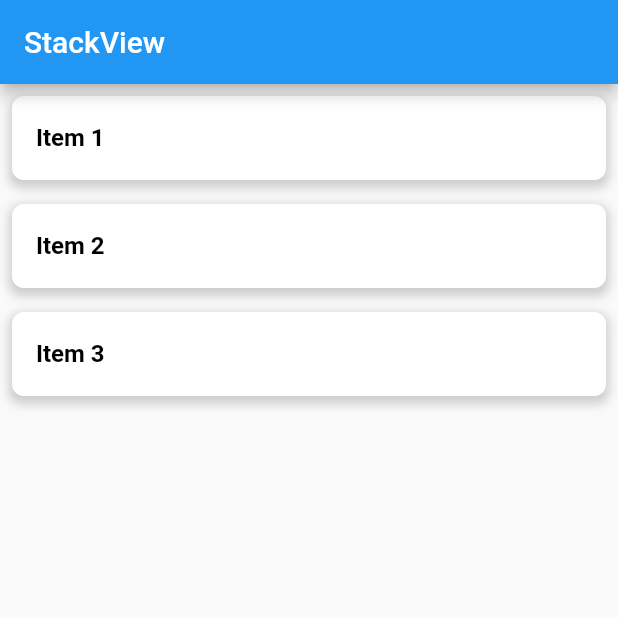
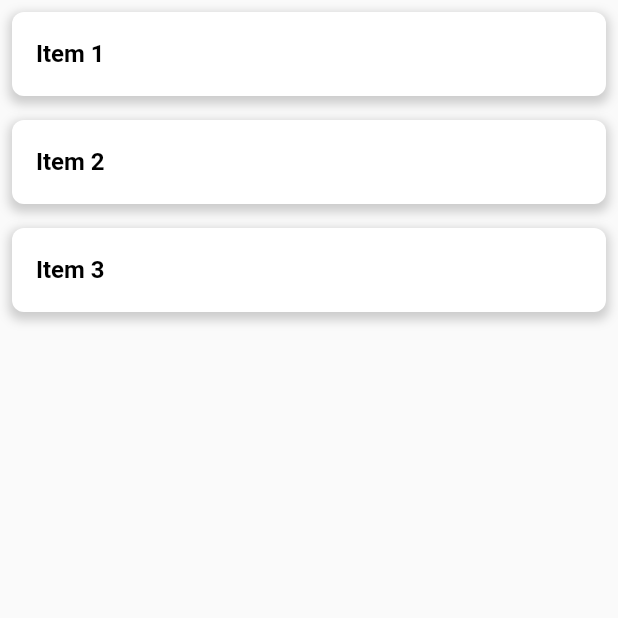
Before and after one commit to Aditya1101999/flutter_assignment, a Flutter app: the screen it shows after launch, on a phone screen of 412 x 824 dp, the top half of it. Run offline on Flutter 3.47's test engine with Material 2 defaults, Android fonts, the phone set to English and light mode, and no system bars.

Commit message:
final changes

```diff
--- a/lib/main.dart
+++ b/lib/main.dart
@@ -1,21 +1,18 @@
-import 'package:cred/stack_view_widget.dart';
 import 'package:flutter/material.dart';
+import 'package:cred/screens/stack_view_screen.dart';
 
 void main() {
   runApp(const MyApp());
 }
 
 class MyApp extends StatelessWidget {
-  const MyApp({super.key});
+  const MyApp({Key? key}) : super(key: key);
 
   @override
   Widget build(BuildContext context) {
-    return MaterialApp(
+    return const MaterialApp(
       debugShowCheckedModeBanner: false,
-      home: Scaffold(
-        appBar: AppBar(title: const Text('StackView')),
-        body: const StackViewWidget(),
-      ),
+      home: StackViewScreen(),
     );
   }
 }
--- /dev/null
+++ b/lib/screens/stack_view_screen.dart
@@ -0,0 +1,24 @@
+import 'package:cred/widgets/stack_view_widget.dart';
+import 'package:flutter/material.dart';
+
+class StackViewScreen extends StatelessWidget {
+  const StackViewScreen({Key? key}) : super(key: key);
+
+  @override
+  Widget build(BuildContext context) {
+    final bottomNavigationBarItems = [
+      const BottomNavigationBarItem(
+        icon: Icon(Icons.home),
+        label: 'Home',
+      ),
+      const BottomNavigationBarItem(
+        icon: Icon(Icons.settings),
+        label: 'Settings',
+      ),
+    ];
+
+    return Scaffold(
+      body: CollapsibleStackView(bottomNavigationBarItems: bottomNavigationBarItems),
+    );
+  }
+}
--- a/lib/stack_view_widget.dart
+++ /dev/null
@@ -1,84 +0,0 @@
-// ignore_for_file: library_private_types_in_public_api
-
-import 'package:flutter/material.dart';
-import 'stack_data.dart';
-
-class StackViewWidget extends StatefulWidget {
-  const StackViewWidget({super.key});
-
-  @override
-  _StackViewWidgetState createState() => _StackViewWidgetState();
-}
-
-class _StackViewWidgetState extends State<StackViewWidget> {
-  List<StackItemData> items = [
-    StackItemData('Item 1', 'Content 1', false),
-    StackItemData('Item 2', 'Content 2', false),
-    StackItemData('Item 3', 'Content 3', false),
-  ];
-
-  void toggleItemState(int index) {
-    setState(() {
-      for (int i = 0; i < items.length; i++) {
-        if (i == index) {
-          items[i].isExpanded = !items[i].isExpanded;
-        } else {
-          items[i].isExpanded = false;
-        }
-      }
-    });
-  }
-
-  @override
-  Widget build(BuildContext context) {
-    return ListView.builder(
-      itemCount: items.length,
-      itemBuilder: (ctx, index) {
-        final item = items[index];
-        return GestureDetector(
-          onTap: () {
-            toggleItemState(index);
-          },
-          child: AnimatedContainer(
-            duration: const Duration(milliseconds: 500),
-            curve: Curves.easeInOut,
-            decoration: BoxDecoration(
-              color: item.isExpanded ? Colors.blue : Colors.white,
-              borderRadius: BorderRadius.circular(8.0),
-              boxShadow: [
-                BoxShadow(
-                  color: Colors.grey.withOpacity(0.5),
-                  spreadRadius: 2,
-                  blurRadius: 5,
-                  offset: const Offset(0, 3),
-                ),
-              ],
-            ),
-            margin: const EdgeInsets.all(8.0),
-            child: Column(
-              children: [
-                ListTile(
-                  title: Text(
-                    item.title,
-                    style: TextStyle(
-                      color: item.isExpanded ? Colors.white : Colors.black,
-                      fontWeight: FontWeight.bold,
-                    ),
-                  ),
-                ),
-                if (item.isExpanded)
-                  Padding(
-                    padding: const EdgeInsets.all(16.0),
-                    child: Text(
-                      item.content,
-                      style: const TextStyle(color: Colors.white),
-                    ),
-                  ),
-              ],
-            ),
-          ),
-        );
-      },
-    );
-  }
-}
--- /dev/null
+++ b/lib/widgets/collapsible_item.dart
@@ -0,0 +1,87 @@
+import 'package:flutter/material.dart';
+
+class CollapsibleItem extends StatelessWidget {
+  final String title;
+  final String content;
+  final bool isExpanded;
+  final VoidCallback onTap;
+  final List<BottomNavigationBarItem> bottomNavigationBarItems;
+  final bool isBottomNavExpanded;
+  final int selectedBottomNavItem;
+  final VoidCallback onBottomNavToggle;
+  final ValueChanged<int> onBottomNavItemTap;
+
+  const CollapsibleItem({super.key,
+    required this.title,
+    required this.content,
+    required this.isExpanded,
+    required this.onTap,
+    required this.bottomNavigationBarItems,
+    required this.isBottomNavExpanded,
+    required this.selectedBottomNavItem,
+    required this.onBottomNavToggle,
+    required this.onBottomNavItemTap,
+  });
+
+  @override
+  Widget build(BuildContext context) {
+    return GestureDetector(
+      onTap: onTap,
+      child: AnimatedContainer(
+        duration: const Duration(milliseconds: 500),
+        curve: Curves.easeInOut,
+        decoration: BoxDecoration(
+          color: isExpanded ? Colors.blue : Colors.white,
+          borderRadius: BorderRadius.circular(8.0),
+          boxShadow: [
+            BoxShadow(
+              color: Colors.grey.withOpacity(0.5),
+              spreadRadius: 2,
+              blurRadius: 5,
+              offset: const Offset(0, 3),
+            ),
+          ],
+        ),
+        margin: const EdgeInsets.all(8.0),
+        child: Column(
+          children: [
+            ListTile(
+              title: Text(
+                title,
+                style: TextStyle(
+                  color: isExpanded ? Colors.white : Colors.black,
+                  fontWeight: FontWeight.bold,
+                ),
+              ),
+            ),
+            if (isExpanded)
+              Padding(
+                padding: const EdgeInsets.all(16.0),
+                child: Column(
+                  children: [
+                    for (int i = 0; i < bottomNavigationBarItems.length; i++)
+                      GestureDetector(
+                        onTap: () {
+                          onBottomNavItemTap(i);
+                        },
+                        child: Text(
+                          bottomNavigationBarItems[i].label!,
+                        ),
+                      ),
+                  ],
+                ),
+              ),
+            if (isBottomNavExpanded)
+              GestureDetector(
+                onTap: onBottomNavToggle,
+                child: Container(
+                  color: Colors.black.withOpacity(0.5),
+                  height: 8,
+                ),
+              ),
+          ],
+        ),
+      ),
+    );
+  }
+}
--- /dev/null
+++ b/lib/widgets/stack_view_widget.dart
@@ -0,0 +1,80 @@
+// ignore_for_file: library_private_types_in_public_api
+
+import 'package:cred/models/stack_data.dart';
+import 'package:flutter/material.dart';
+import 'collapsible_item.dart';
+class CollapsibleStackView extends StatefulWidget {
+  final List<BottomNavigationBarItem> bottomNavigationBarItems;
+
+  const CollapsibleStackView({super.key, required this.bottomNavigationBarItems});
+
+  @override
+  _CollapsibleStackViewState createState() => _CollapsibleStackViewState();
+}
+
+class _CollapsibleStackViewState extends State<CollapsibleStackView> {
+  bool isBottomNavExpanded = false;
+  int selectedBottomNavItem = 0;
+
+  List<StackItemData> items = [
+    StackItemData('Item 1', 'Content 1', false),
+    StackItemData('Item 2', 'Content 2', false),
+    StackItemData('Item 3', 'Content 3', false),
+  ];
+
+  void toggleBottomNav() {
+    setState(() {
+      isBottomNavExpanded = !isBottomNavExpanded;
+    });
+  }
+
+  void onBottomNavItemTap(int index) {
+    setState(() {
+      selectedBottomNavItem = index;
+    });
+  }
+
+  @override
+  Widget build(BuildContext context) {
+    return Column(
+      children: [
+        Expanded(
+          child: ListView.builder(
+            itemCount: items.length,
+            itemBuilder: (ctx, index) {
+              final item = items[index];
+              return CollapsibleItem(
+                title: item.title,
+                content: item.content,
+                isExpanded: item.isExpanded,
+                onTap: () {
+                  setState(() {
+                    for (int i = 0; i < items.length; i++) {
+                      if (i == index) {
+                        items[i].isExpanded = !items[i].isExpanded;
+                      } else {
+                        items[i].isExpanded = false;
+                      }
+                    }
+                    isBottomNavExpanded = items[index].isExpanded;
+                  });
+                },
+                bottomNavigationBarItems: widget.bottomNavigationBarItems,
+                isBottomNavExpanded: isBottomNavExpanded,
+                selectedBottomNavItem: selectedBottomNavItem,
+                onBottomNavToggle: toggleBottomNav,
+                onBottomNavItemTap: onBottomNavItemTap,
+              );
+            },
+          ),
+        ),
+        if (isBottomNavExpanded)
+          BottomNavigationBar(
+            items: widget.bottomNavigationBarItems,
+            currentIndex: selectedBottomNavItem,
+            onTap: onBottomNavItemTap,
+          ),
+      ],
+    );
+  }
+}
```
Also changed, not shown: lib/stack_controller.dart (deleted, +0 -34 lines), lib/widgets/bottom_navigation_bar.dart (added, +22 -0 lines), lib/models/stack_data.dart (renamed from lib/stack_data.dart).
